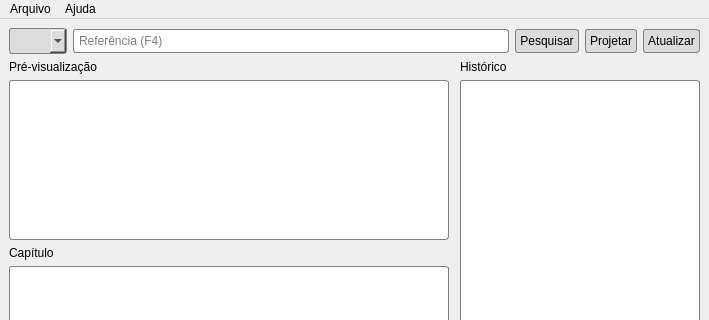
luanws/bible-projector, file src/ui/main/window.ui: the form before one commit; both pictures show x 0 to 709 and y 0 to 320 of the 709 by 578 pixel window.
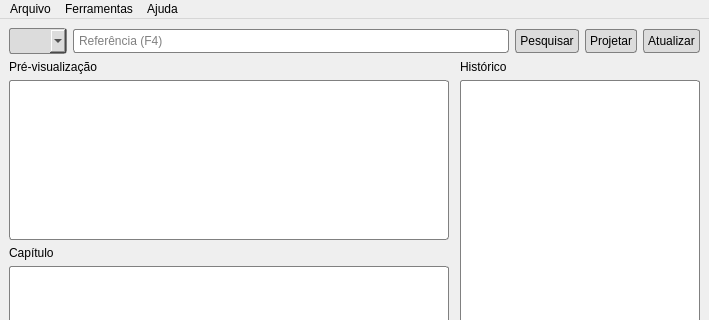
The form after the commit.

The edit to the form file:
```diff
--- a/src/ui/main/window.ui
+++ b/src/ui/main/window.ui
@@ -264,6 +264,12 @@
     <addaction name="separator"/>
     <addaction name="action_quit"/>
    </widget>
+   <widget class="QMenu" name="menuFerramentas">
+    <property name="title">
+     <string>Ferramentas</string>
+    </property>
+    <addaction name="action_export_history"/>
+   </widget>
    <widget class="QMenu" name="menuAjuda">
     <property name="title">
      <string>Ajuda</string>
@@ -272,6 +278,7 @@
     <addaction name="action_about"/>
    </widget>
    <addaction name="menuArquivo"/>
+   <addaction name="menuFerramentas"/>
    <addaction name="menuAjuda"/>
   </widget>
   <action name="actionSair">
```
Left out of the diff: 6 changed lines with no effect on the pictures.
